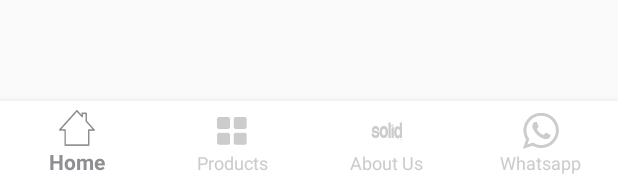
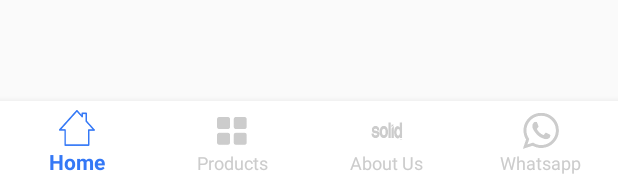
Before and after one commit to heryme/SolidIndia, an Android app: the layout activity_main.xml on its own in the app's theme, with its tools: preview values and no code run, on a phone screen of 412 x 824 dp. Shown: the part 1051-1233 px from the top of the screen. Run offline under Robolectric (Android 15) with nearby library versions, the phone set to English and light mode, and no system bars.

Commit message:
Done some feedbacks

```diff
--- a/app/src/main/java/com/utils/Constant.kt
+++ b/app/src/main/java/com/utils/Constant.kt
@@ -4,3 +4,4 @@ val PDF_URL = "http://parthshah.website/solid/uploads/Solid_profile.pdf"
 val WEB_URL = "http://solid1972.com/"
 val FB_URL = "https://www.facebook.com/RoadandCivilConstructionEquipment/"
 val YOUTUE_URL = "https://youtu.be/tjFKKfaF3Bc"
+val INSTA_URL = "https://www.instagram.com/solid1972/"
--- a/app/src/main/res/drawable/bottom_navigation_selector.xml
+++ b/app/src/main/res/drawable/bottom_navigation_selector.xml
@@ -1,5 +1,5 @@
 <?xml version="1.0" encoding="utf-8"?>
 <selector xmlns:android="http://schemas.android.com/apk/res/android">
-    <item android:state_checked="true" android:color="@color/photosColor" />
+    <item android:state_checked="true" android:color="@color/roundedButtonColor" />
     <item android:color="@color/grey"  />
 </selector>
--- a/app/src/main/res/layout/fragment_home.xml
+++ b/app/src/main/res/layout/fragment_home.xml
@@ -56,7 +56,7 @@
             android:layout_marginEnd="@dimen/_25sdp"
             android:text="@string/road"
             android:textColor="@color/black"
-            android:textSize="18sp"
+            android:textSize="@dimen/font_large"
             app:setTypeFace="@string/font_halvetica_bold"/>
 
         <View
--- a/app/src/main/res/values/dimens.xml
+++ b/app/src/main/res/values/dimens.xml
@@ -27,7 +27,7 @@
     <dimen name="font_size_15_">15.5sp</dimen>
     <dimen name="font_size_16">@dimen/_16ssp</dimen>
     <dimen name="font_size_17">@dimen/_17ssp</dimen>
-    <dimen name="font_size_18">18sp</dimen>
+    <dimen name="font_size_18">@dimen/_18ssp</dimen>
     <dimen name="font_size_20">@dimen/_20sdp</dimen>
     <dimen name="font_size_22">@dimen/_22sdp</dimen>
     <dimen name="font_size_24">@dimen/_24sdp</dimen>
```
Also changed, not shown: app/src/main/java/com/frament/ProductDetailsFragment.kt (+9 -5 lines).
